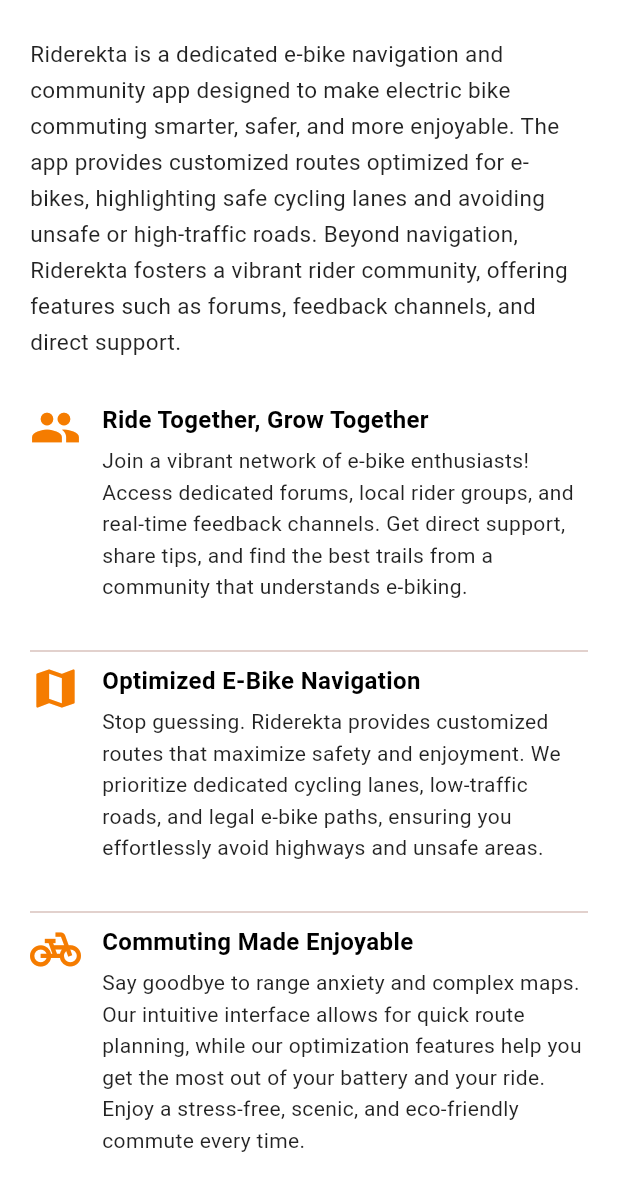
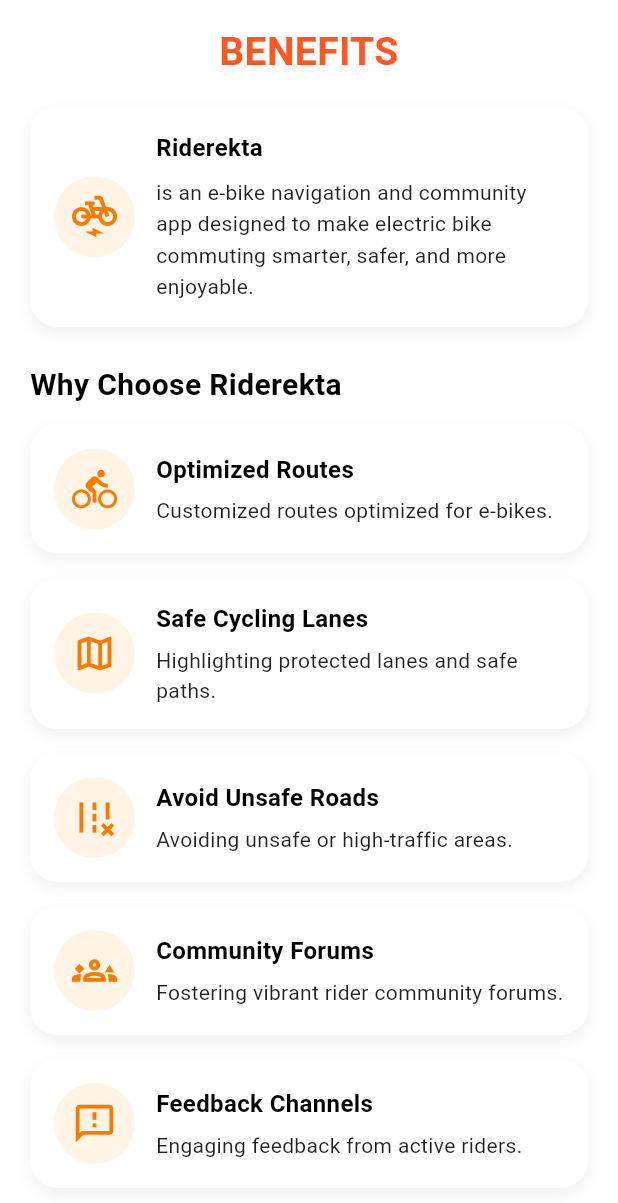
Before and after one commit to yeshalao16/Riderekta, a Flutter app: the BenefitsScreen screen opened directly, on a phone screen of 412 x 824 dp. Shown: the top 1203 px of the screen. Run offline on Flutter 3.47's test engine with Material 3 defaults, Android fonts, the phone set to English and light mode, and no system bars; our stand-ins replace animate_do, file_picker, flutter_map, geolocator, latlong2, shared_preferences; accounts and stored records are empty.

Commit message:
Update main.dart Benefits Screen

```diff
--- a/lib/main.dart
+++ b/lib/main.dart
@@ -448,78 +448,137 @@ void _showLogoutConfirmationDialog(BuildContext context) {
   );
 }
 
-///////////////////// BENEFITS SECTION /////////////////////////////
+//////////// BENEFITS SECTION //////////////////////
 class BenefitsScreen extends StatelessWidget {
   const BenefitsScreen({super.key});
 
   @override
   Widget build(BuildContext context) {
+    final Color mainColor = Colors.orange.shade700;
+
+    final List<Map<String, dynamic>> features = [
+      {
+        "icon": Icons.directions_bike,
+        "title": "Optimized Routes",
+        "description": "Customized routes optimized for e-bikes.",
+      },
+      {
+        "icon": Icons.map_outlined,
+        "title": "Safe Cycling Lanes",
+        "description": "Highlighting protected lanes and safe paths.",
+      },
+      {
+        "icon": Icons.remove_road_outlined,
+        "title": "Avoid Unsafe Roads",
+        "description": "Avoiding unsafe or high-traffic areas.",
+      },
+      {
+        "icon": Icons.groups_3_outlined,
+        "title": "Community Forums",
+        "description": "Fostering vibrant rider community forums.",
+      },
+      {
+        "icon": Icons.feedback_outlined,
+        "title": "Feedback Channels",
+        "description": "Engaging feedback from active riders.",
+      },
+      {
+        "icon": Icons.support_agent_outlined,
+        "title": "Direct Support",
+        "description": "Responsive and helpful support anytime.",
+      },
+    ];
+
     return Scaffold(
       backgroundColor: Colors.white,
-      body: SingleChildScrollView(
-        padding: const EdgeInsets.symmetric(horizontal: 20, vertical: 24),
+      body: SafeArea(
+        child: SingleChildScrollView(
+          padding: const EdgeInsets.symmetric(horizontal: 20, vertical: 16),
           child: Column(
             crossAxisAlignment: CrossAxisAlignment.start,
             children: [
-            // --- Intro paragraph ---
+              // Centered BENEFITS Title
+              const Center(
+                child: Text(
+                  "BENEFITS",
+                  style: TextStyle(
+                    fontSize: 26,
+                    fontWeight: FontWeight.bold,
+                    color: Colors.deepOrange,
+                  ),
+                  textAlign: TextAlign.center,
+                ),
+              ),
+              const SizedBox(height: 18),
+
+              // Intro Card
+              _buildInfoCard(
+                title: "Riderekta",
+                description:
+                "is an e-bike navigation and community app designed to make electric bike commuting smarter, safer, and more enjoyable.",
+                mainColor: mainColor,
+              ),
+              const SizedBox(height: 24),
+
+              // Section Title
               const Text(
-              "Riderekta is a dedicated e-bike navigation and community app designed to make electric bike commuting smarter, safer, and more enjoyable. The app provides customized routes optimized for e-bikes, highlighting safe cycling lanes and avoiding unsafe or high-traffic roads. Beyond navigation, Riderekta fosters a vibrant rider community, offering features such as forums, feedback channels, and direct support.",
+                "Why Choose Riderekta",
                 style: TextStyle(
-                fontSize: 15,
-                height: 1.6,
-                color: Colors.black87,
-              ),
-            ),
-            const SizedBox(height: 28),
-
-            // --- Benefit 1 ---
-            _buildBenefit(
-              icon: Icons.group,
-              title: "Ride Together, Grow Together",
-              description:
-              "Join a vibrant network of e-bike enthusiasts! Access dedicated forums, local rider groups, and real-time feedback channels. Get direct support, share tips, and find the best trails from a community that understands e-biking.",
-            ),
-
-            const SizedBox(height: 24),
-            const Divider(),
-
-            // --- Benefit 2 ---
-            _buildBenefit(
-              icon: Icons.map,
-              title: "Optimized E-Bike Navigation",
-              description:
-              "Stop guessing. Riderekta provides customized routes that maximize safety and enjoyment. We prioritize dedicated cycling lanes, low-traffic roads, and legal e-bike paths, ensuring you effortlessly avoid highways and unsafe areas.",
-            ),
-
-            const SizedBox(height: 24),
-            const Divider(),
-
-            // --- Benefit 3 ---
-            _buildBenefit(
-              icon: Icons.pedal_bike,
-              title: "Commuting Made Enjoyable",
-              description:
-              "Say goodbye to range anxiety and complex maps. Our intuitive interface allows for quick route planning, while our optimization features help you get the most out of your battery and your ride. Enjoy a stress-free, scenic, and eco-friendly commute every time.",
-            ),
-          ],
-        ),
-      ),
-    );
-  }
-
-
-  Widget _buildBenefit({
-    required IconData icon,
+                  fontSize: 20,
+                  fontWeight: FontWeight.bold,
+                  color: Colors.black,
+                ),
+              ),
+              const SizedBox(height: 12),
+
+              // Features List
+              ...features.map((feature) {
+                return _buildFeatureCard(
+                  icon: feature["icon"],
+                  title: feature["title"],
+                  description: feature["description"],
+                  mainColor: mainColor,
+                );
+              }),
+            ],
+          ),
+        ),
+      ),
+    );
+  }
+
+  // Info Card
+  Widget _buildInfoCard({
     required String title,
     required String description,
+    required Color mainColor,
   }) {
-    return Row(
-      crossAxisAlignment: CrossAxisAlignment.start,
-      children: [
-        Icon(
-          icon,
-          size: 34,
-          color: Colors.orange.shade700,
+    return Container(
+      decoration: BoxDecoration(
+        color: Colors.white,
+        borderRadius: BorderRadius.circular(18),
+        boxShadow: [
+          BoxShadow(
+            color: Colors.black.withOpacity(0.06),
+            blurRadius: 8,
+            offset: const Offset(0, 4),
+          ),
+        ],
+      ),
+      padding: const EdgeInsets.all(16),
+      child: Row(
+        children: [
+          Container(
+            padding: const EdgeInsets.all(12),
+            decoration: BoxDecoration(
+              color: Colors.orange.withOpacity(0.1),
+              shape: BoxShape.circle,
+            ),
+            child: Icon(
+              Icons.electric_bike,
+              size: 30,
+              color: mainColor,
+            ),
           ),
           const SizedBox(width: 14),
           Expanded(
@@ -534,12 +593,77 @@ class BenefitsScreen extends StatelessWidget {
                     color: Colors.black,
                   ),
                 ),
+                const SizedBox(height: 8),
+                Text(
+                  description,
+                  style: const TextStyle(
+                    fontSize: 14,
+                    color: Colors.black87,
+                    height: 1.5,
+                  ),
+                ),
+              ],
+            ),
+          ),
+        ],
+      ),
+    );
+  }
+
+  // Feature Card
+  Widget _buildFeatureCard({
+    required IconData icon,
+    required String title,
+    required String description,
+    required Color mainColor,
+  }) {
+    return Container(
+      margin: const EdgeInsets.only(bottom: 16),
+      decoration: BoxDecoration(
+        color: Colors.white,
+        borderRadius: BorderRadius.circular(18),
+        boxShadow: [
+          BoxShadow(
+            color: Colors.black.withOpacity(0.06),
+            blurRadius: 8,
+            offset: const Offset(0, 4),
+          ),
+        ],
+      ),
+      padding: const EdgeInsets.all(16),
+      child: Row(
+        children: [
+          Container(
+            padding: const EdgeInsets.all(12),
+            decoration: BoxDecoration(
+              color: Colors.orange.withOpacity(0.1),
+              shape: BoxShape.circle,
+            ),
+            child: Icon(
+              icon,
+              size: 30,
+              color: mainColor,
+            ),
+          ),
+          const SizedBox(width: 14),
+          Expanded(
+            child: Column(
+              crossAxisAlignment: CrossAxisAlignment.start,
+              children: [
+                Text(
+                  title,
+                  style: const TextStyle(
+                    fontSize: 16,
+                    fontWeight: FontWeight.w700,
+                    color: Colors.black,
+                  ),
+                ),
                 const SizedBox(height: 6),
                 Text(
                   description,
                   style: const TextStyle(
                     fontSize: 14,
-                  height: 1.5,
+                    height: 1.4,
                     color: Colors.black87,
                   ),
                 ),
@@ -547,10 +671,10 @@ class BenefitsScreen extends StatelessWidget {
             ),
           ),
         ],
-    );
-  }
-}
-
+      ),
+    );
+  }
+}
 
 
 // ✅ Updated Settings Screen with Editable Fields
```
Lines whose indentation alone changed are shown as unchanged.
